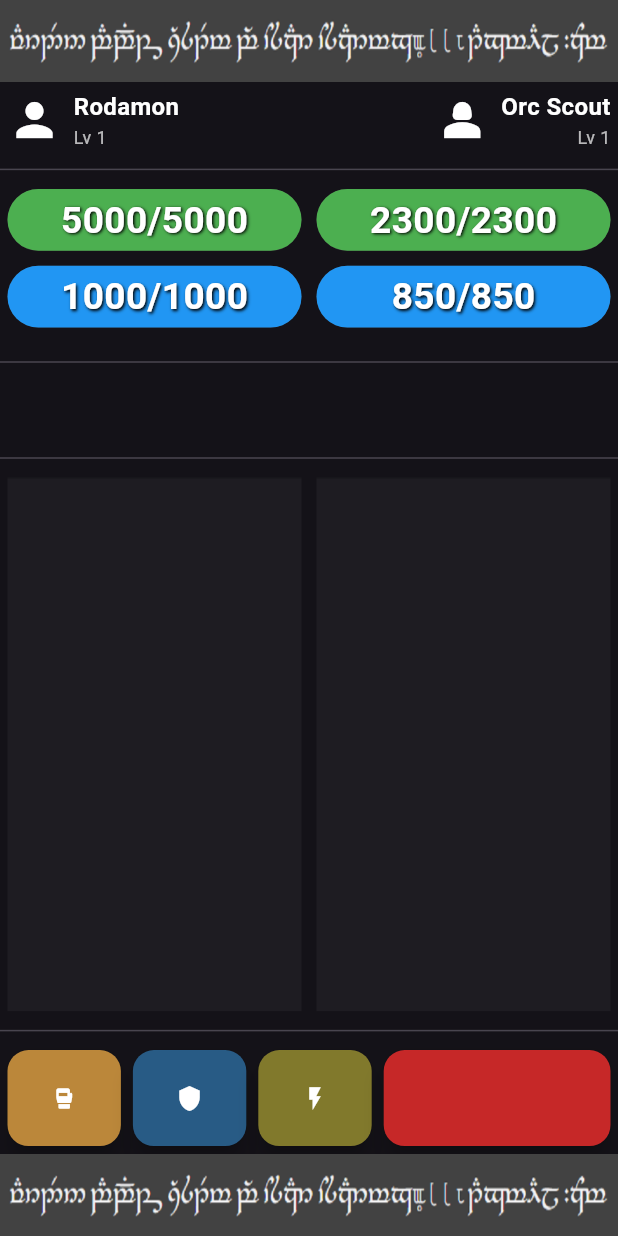
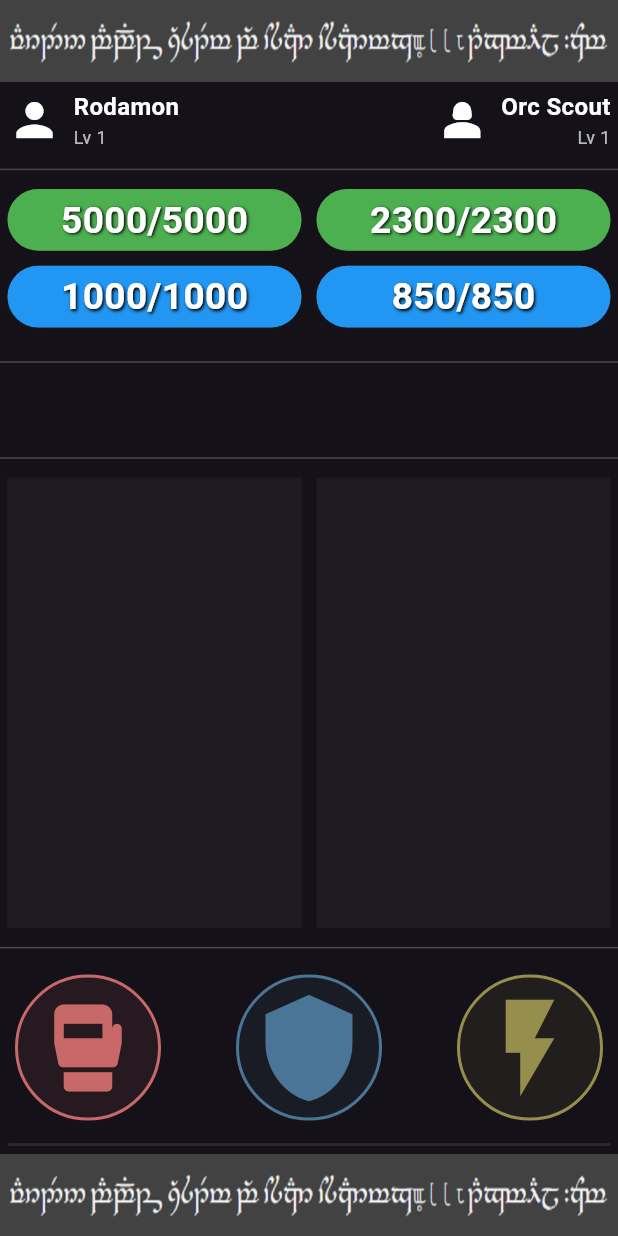
Before and after one commit to pakmg2355/Warden, a Flutter app: the MenuScreen screen opened directly, after a tap on "COMBAT", on a phone screen of 412 x 824 dp. Run offline on Flutter 3.47's test engine with Material 3 defaults, Android fonts, the phone set to English and light mode, and no system bars; our stand-ins replace audioplayers, shared_preferences; accounts and stored records are empty.

```diff
--- a/lib/game/combat/combat_system.dart
+++ b/lib/game/combat/combat_system.dart
@@ -10,6 +10,12 @@ class CommandResolution {
   final int powerCost;
 
   const CommandResolution({required this.effects, required this.powerCost});
+}
+
+class ComboApplyResult {
+  final List<EfectoClass> efectos;
+
+  const ComboApplyResult({required this.efectos});
 }
 
 class CombatSystem {
@@ -32,53 +38,78 @@ class CombatSystem {
   }
 
   static _CombatResult _processPlayer(PlayerClass self, PlayerClass enemy) {
-    // 1️⃣ Si no hay EXEC → no resolvemos
-
     if (!self.comando.endsWith('X')) {
       return _CombatResult(self: self, target: enemy);
     }
 
-    if (self.power <= 0) {
+    if ((self.power <= 0) || (self.comando.length > 6)) {
       return _CombatResult(
         self: self.copyWith(comando: ''),
         target: enemy,
       );
     }
 
-    // 2️⃣ Extraemos secuencia
     final sequence = self.comando.replaceAll('X', '');
+    final combo = _resolveCommand(sequence);
 
-    // 3️⃣ Resolvemos comando → LISTA de efectos
-    final efectos = _resolveCommand(sequence);
-
-    // 4️⃣ Limpiamos comando
     PlayerClass newSelf = self.copyWith(comando: '');
     PlayerClass newEnemy = enemy;
 
-    if (efectos == null || efectos.effects.isEmpty) {
-      return _CombatResult(self: newSelf, target: newEnemy);
+    if (combo == null || combo.effects.isEmpty) {
+      return _CombatResult(
+        self: newSelf.copyWith(comboChainTier: 0, comboChainType: null),
+        target: newEnemy,
+      );
     }
 
-    // pagar coste almacenado en CommanodResolution
+    // 💥 PAGAR POWER
     newSelf = newSelf.copyWith(
       instantEffects: [
         ...newSelf.instantEffects,
-        InstantEffect(power: -efectos.powerCost, source: self.nombre),
+        InstantEffect(power: -combo.powerCost, source: self.nombre),
       ],
     );
 
-    // 5️⃣ Repartimos efectos según target
-    for (final e in efectos.effects) {
+    // 🔗 CALCULAR CHAIN (UNA VEZ)
+    int newChainTier = 0;
+    int multiplicador = 1;
+
+    final bool continuesChain =
+        self.comboChainType == combo.type &&
+        combo.tier == self.comboChainTier + 1;
+
+    if (continuesChain) {
+      newChainTier = combo.tier;
+      multiplicador = (1.3 * combo.tier * combo.tier).round();
+    } else if (combo.tier == 1) {
+      newChainTier = 1;
+      multiplicador = 1;
+    } else {
+      // ❌ combo fuera de orden → rompe cadena
+      newChainTier = 0;
+      multiplicador = 1;
+    }
+
+    // ⚔️ APLICAR EFECTOS
+    for (final e in combo.effects) {
+      final efectoConMulti = e.copyWith(multiplicador: multiplicador);
+
       if (e.target == EffectTarget.self) {
         newSelf = newSelf.copyWith(
-          efectos: _addOrRefreshEffect(newSelf.efectos, e),
+          efectos: _addOrRefreshEffect(newSelf.efectos, efectoConMulti),
         );
       } else {
         newEnemy = newEnemy.copyWith(
-          efectos: _addOrRefreshEffect(newEnemy.efectos, e),
+          efectos: _addOrRefreshEffect(newEnemy.efectos, efectoConMulti),
         );
       }
     }
+
+    // ✅ ACTUALIZAR CHAIN EN EL PLAYER
+    newSelf = newSelf.copyWith(
+      comboChainTier: newChainTier,
+      comboChainType: combo.type,
+    );
 
     return _CombatResult(self: newSelf, target: newEnemy);
   }
@@ -87,23 +118,9 @@ class CombatSystem {
     List<EfectoClass> efectos,
     EfectoClass nuevo,
   ) {
-    // 1️⃣ Contar tiers activos inferiores de la misma rama
-    final tiersActivos = efectos
-        .where((e) => e.type == nuevo.type && e.tier < nuevo.tier)
-        .map((e) => e.tier)
-        .toSet();
-
-    // 2️⃣ Comprobar si están TODOS los anteriores
-    final bool comboCompleto = tiersActivos.length == nuevo.tier - 1;
-
-    final int multiplicador = (comboCompleto || nuevo.tier == 4)
-        ? nuevo.tier
-        : 1;
-
     bool refreshed = false;
 
     final nuevosEfectos = efectos.map((e) {
-      // 3️⃣ Refresh del mismo efecto (misma rama + tier)
       if (e.type == nuevo.type && e.tier == nuevo.tier) {
         refreshed = true;
         return e.reset();
@@ -111,9 +128,8 @@ class CombatSystem {
       return e;
     }).toList();
 
-    // 4️⃣ Añadir efecto nuevo (con multiplicador aplicado)
     if (!refreshed) {
-      nuevosEfectos.add(nuevo.copyWith(multiplicador: multiplicador));
+      nuevosEfectos.add(nuevo);
     }
 
     return nuevosEfectos;
--- a/lib/game/entities/player.dart
+++ b/lib/game/entities/player.dart
@@ -18,6 +18,8 @@ class PlayerClass {
   final String comando;
   final List<CombatLogEntry> logs;
   final StatsClass stats;
+  final int comboChainTier;
+  final EffectType? comboChainType;
   final List<ItemConsumible> inventory;
   final List<ItemConsumible?> quickSlots;
 
@@ -35,6 +37,8 @@ class PlayerClass {
     required this.comando,
     required this.logs,
     required this.stats,
+    required this.comboChainTier,
+    required this.comboChainType,
     required this.inventory,
     required this.quickSlots,
   });
@@ -65,6 +69,8 @@ class PlayerClass {
     String? comando,
     List<CombatLogEntry>? logs,
     StatsClass? stats,
+    int? comboChainTier,
+    EffectType? comboChainType,
     List<ItemConsumible>? inventory,
     List<ItemConsumible?>? quickSlots,
   }) {
@@ -82,6 +88,8 @@ class PlayerClass {
       comando: comando ?? this.comando,
       logs: logs ?? this.logs,
       stats: stats ?? this.stats,
+      comboChainTier: comboChainTier ?? this.comboChainTier,
+      comboChainType: comboChainType ?? this.comboChainType,
       inventory: inventory ?? this.inventory,
       quickSlots: quickSlots ?? this.quickSlots,
     );
--- a/lib/game/factories/enemy_factory.dart
+++ b/lib/game/factories/enemy_factory.dart
@@ -21,6 +21,8 @@ class EnemyFactory {
       comando: '',
       logs: const [],
       stats: stats,
+      comboChainTier: 0,
+      comboChainType: null,
       inventory: [],
       quickSlots: [],
     );
--- a/lib/game/helpers/combat_icon_helper.dart
+++ b/lib/game/helpers/combat_icon_helper.dart
@@ -2,21 +2,41 @@ import 'package:flutter/material.dart';
 import 'package:warden/global/constants.dart';
 
 class CombatIconsHelper {
+  static Widget _buildIcon({
+    required IconData icon,
+    required Color color,
+    double size = 32,
+  }) {
+    return Container(
+      margin: const EdgeInsets.symmetric(horizontal: 4),
+      padding: const EdgeInsets.all(8),
+      decoration: BoxDecoration(
+        shape: BoxShape.circle,
+        color: color.withAlpha(25), // fondo suave
+        border: Border.all(color: color, width: 2),
+      ),
+      child: Icon(icon, size: size, color: color),
+    );
+  }
+
   static Widget buildFromText(String text) {
+    // ignore: unnecessary_null_comparison
+    if (text == null || text.isEmpty) {
+      return const SizedBox.shrink();
+    }
+
     final icons = <Widget>[];
 
     for (final char in text.characters) {
       switch (char) {
         case '1':
-          icons.add(Icon(spearIcon, color: colorSpear));
+          icons.add(_buildIcon(icon: spearIcon, color: colorSpear));
           break;
         case '2':
-          icons.add(Icon(shieldIcon, color: colorShield));
+          icons.add(_buildIcon(icon: shieldIcon, color: colorShield));
           break;
         case '3':
-          icons.add(Icon(fistIcon, color: colorFist));
-          break;
-        default:
+          icons.add(_buildIcon(icon: fistIcon, color: colorFist));
           break;
       }
     }
--- a/lib/global/constants.dart
+++ b/lib/global/constants.dart
@@ -1,8 +1,8 @@
 import 'package:flutter/material.dart';
 
-const colorSpear = Color.fromARGB(255, 187, 135, 58);
-const colorShield = Color.fromARGB(255, 40, 91, 133);
-const colorFist = Color.fromARGB(255, 129, 121, 44);
+const colorSpear = Color.fromARGB(255, 201, 104, 104);
+const colorShield = Color.fromARGB(255, 75, 117, 151);
+const colorFist = Color.fromARGB(255, 150, 142, 77);
 
 const spearIcon = Icons.sports_mma;
 const shieldIcon = Icons.shield;
--- a/lib/ui/screens/combate_screen.dart
+++ b/lib/ui/screens/combate_screen.dart
@@ -166,7 +166,7 @@ class CombateScreen extends StatelessWidget {
                     const Divider(),
 
                     Padding(
-                      padding: EdgeInsets.all(5),
+                      padding: EdgeInsets.all(10),
                       child: Row(
                         children: [
                           Expanded(
@@ -177,7 +177,7 @@ class CombateScreen extends StatelessWidget {
                               onPressed: () => controller.addInput('1'),
                             ),
                           ),
-                          const SizedBox(width: 8),
+                          const SizedBox(width: 50),
                           Expanded(
                             child: CombatButton(
                               text: '',
@@ -186,7 +186,7 @@ class CombateScreen extends StatelessWidget {
                               onPressed: () => controller.addInput('2'),
                             ),
                           ),
-                          const SizedBox(width: 8),
+                          const SizedBox(width: 50),
                           Expanded(
                             child: CombatButton(
                               text: '',
@@ -195,7 +195,13 @@ class CombateScreen extends StatelessWidget {
                               onPressed: () => controller.addInput('3'),
                             ),
                           ),
-                          const SizedBox(width: 8),
+                        ],
+                      ),
+                    ),
+                    Padding(
+                      padding: EdgeInsets.all(5),
+                      child: Row(
+                        children: [
                           Expanded(
                             flex: 2,
                             child: CombatButtonExec(
--- a/lib/ui/screens/menu_screen.dart
+++ b/lib/ui/screens/menu_screen.dart
@@ -49,6 +49,8 @@ class _MenuScreenState extends State<MenuScreen> {
       comando: '',
       logs: const [],
       stats: progress.statsBase,
+      comboChainTier: 0,
+      comboChainType: null,
       inventory: [],
       quickSlots: [],
     );
--- a/lib/ui/widgets/barra_estado.dart
+++ b/lib/ui/widgets/barra_estado.dart
@@ -29,7 +29,7 @@ Widget _stateChip({
   return Container(
     padding: const EdgeInsets.symmetric(horizontal: 8, vertical: 4),
     decoration: BoxDecoration(
-      color: color.withOpacity(0.15),
+      color: color.withAlpha(25),
       borderRadius: BorderRadius.circular(12),
       border: Border.all(color: color),
     ),
--- a/lib/ui/widgets/boton_combate.dart
+++ b/lib/ui/widgets/boton_combate.dart
@@ -17,41 +17,28 @@ class CombatButton extends StatelessWidget {
 
   @override
   Widget build(BuildContext context) {
-    return SizedBox(
-      height: 64,
-      child: ElevatedButton(
-        onPressed: onPressed,
-        style: ElevatedButton.styleFrom(
-          backgroundColor: color,
-          foregroundColor: Colors.white,
-          elevation: 6,
-          padding: const EdgeInsets.all(8), // 👈 controla el padding
-          shape: RoundedRectangleBorder(
-            borderRadius: BorderRadius.circular(14),
+    return Material(
+      color: Colors.transparent,
+      shape: const CircleBorder(),
+      child: InkWell(
+        customBorder: const CircleBorder(),
+        onTap: onPressed,
+        child: Container(
+          padding: const EdgeInsets.all(8),
+          decoration: BoxDecoration(
+            shape: BoxShape.circle,
+            color: color.withAlpha(25),
+            border: Border.all(color: color, width: 2),
           ),
-        ),
-        child: icon == null
-            ? Text(
-                text,
 
-                overflow: TextOverflow.ellipsis,
-                style: const TextStyle(
-                  color: Colors.white,
-                  fontSize: 16,
-                  fontWeight: FontWeight.bold,
-                  letterSpacing: 1,
-                ),
-              )
-            : LayoutBuilder(
+          child: LayoutBuilder(
             builder: (context, constraints) {
-                  return Padding(
-                    padding: const EdgeInsets.all(6),
-                    child: FittedBox(
+              return FittedBox(
                 fit: BoxFit.contain,
-                      child: Icon(icon, color: Colors.white),
-                    ),
+                child: Icon(icon, color: color),
               );
             },
+          ),
         ),
       ),
     );
@@ -72,19 +59,14 @@ class CombatButtonExec extends StatelessWidget {
 
   @override
   Widget build(BuildContext context) {
-    return SizedBox(
-      height: 64,
-      child: ElevatedButton(
-        onPressed: onPressed,
-        style: ElevatedButton.styleFrom(
-          backgroundColor: color,
-          foregroundColor: Colors.white,
-          elevation: 6,
-          padding: const EdgeInsets.all(8),
-          shape: RoundedRectangleBorder(
-            borderRadius: BorderRadius.circular(14),
+    return Container(
+      decoration: BoxDecoration(
+        color: const Color.fromARGB(30, 255, 255, 255), // fondo muy suave
+        borderRadius: BorderRadius.circular(8),
+        border: Border.all(color: Colors.black.withAlpha(40)),
       ),
-        ),
+      child: InkWell(
+        onTap: onPressed,
         child: CombatIconsHelper.buildFromText(text),
       ),
     );
--- a/lib/ui/widgets/container_combat_result.dart
+++ b/lib/ui/widgets/container_combat_result.dart
@@ -6,7 +6,7 @@ Widget buildEndOverlay(GameState state) {
   final isWin = state.result == CombatResult.playerWin;
 
   return Container(
-    color: Colors.black.withOpacity(0.7),
+    color: Colors.black.withAlpha(25),
     alignment: Alignment.center,
     child: Center(
       child: Text(
```
Also changed, not shown: git.txt (added, +10 -0 lines), lib/game/combos/combo_repository.dart (+72 -21 lines), lib/game/game_controller.dart (+6 -2 lines), lib/game/systems/ai_systems.dart (+97 -22 lines), 1 other file. Lines whose indentation alone changed are shown as unchanged.
